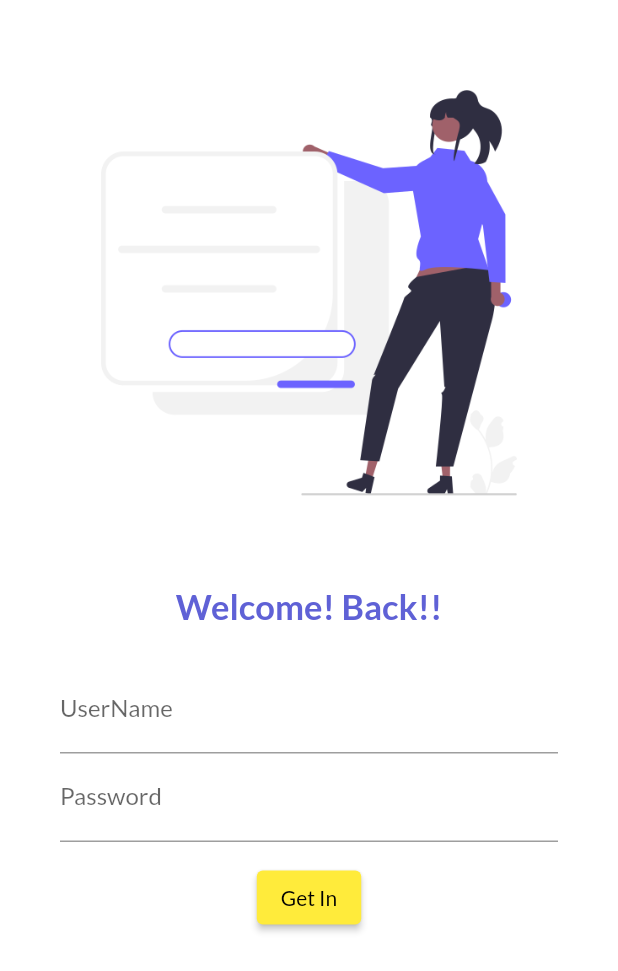
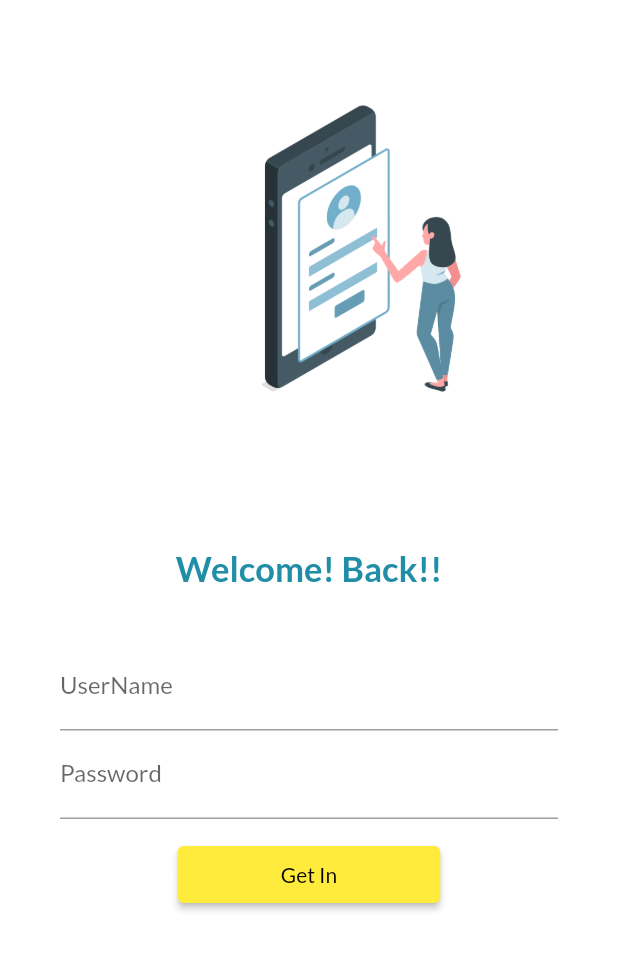
Before and after one commit to pratyushvaibhaw/e-course_app, a Flutter app: the screen it shows after launch, on a phone screen of 412 x 824 dp. Shown: the top 971 px of the screen. Run offline on Flutter 3.47's test engine with Material 2 defaults, Android fonts, the phone set to English and light mode, and no system bars; our stand-ins replace google_fonts.

Commit message:
5th commit @day5 , linked login page to homepage via navigator , used SingleChildScrollView to prevent bottom overflow

```diff
--- a/lib/main.dart
+++ b/lib/main.dart
@@ -1,6 +1,7 @@
 import 'package:flutter/material.dart';
 import 'package:flutter_basics/pages/homePage.dart';
 import 'package:flutter_basics/pages/loginPage.dart';
+import 'package:flutter_basics/utils/routes.dart';
 import 'package:google_fonts/google_fonts.dart';
 
 void main() {
@@ -18,16 +19,20 @@ class MyApp extends StatelessWidget {
   @override
   Widget build(BuildContext context) {
     return MaterialApp(
+      debugShowCheckedModeBanner: true,
       theme: ThemeData(
         primarySwatch: Colors.yellow,
         fontFamily: GoogleFonts.lato().fontFamily,
         // primaryTextTheme: GoogleFonts.latoTextTheme(),
       ),
       //initialRoute: "/home",
-      /*initial route will always HomePage*/
+      /*initial route will always HomePage , btw by default "/" indicates the home route*/
+      initialRoute: "/",
       routes: {
-        "/home": (context) => HomePage(),
-        "/": (context) => LoginPage(), /* "/" marks the first route*/
+        "/": (context) => LoginPage(),
+        MyRoutes.homeRoute: (context) => HomePage(),
+        MyRoutes.loginRoute: (context) =>
+            LoginPage(), /* "/" marks the first route*/
       },
     );
   }
--- a/lib/pages/loginPage.dart
+++ b/lib/pages/loginPage.dart
@@ -1,33 +1,36 @@
 import 'package:flutter/material.dart';
+import 'package:flutter_basics/utils/routes.dart';
 
 class LoginPage extends StatelessWidget {
   @override
   Widget build(BuildContext context) {
     return Material(
         color: Colors.white,
+        child: SingleChildScrollView(
+          /* ScrollView prevents from bottom overflow error*/
           child: Column(
             children: [
               SizedBox(
-            height: 15,
+                height: 10,
               ),
               Image.asset(
-            "assets/images/login_image.png",
+                "assets/images/mobile.png",
                 fit: BoxFit.contain,
-            height: null,
+                height: 350,
               ),
               SizedBox(
-            height: 15,
+                height: 5,
               ),
               Text(
                 "Welcome! Back!!",
                 style: TextStyle(
-              color: Color.fromARGB(255, 95, 97, 214),
+                  color: Color.fromARGB(255, 33, 142, 167),
                   fontWeight: FontWeight.bold,
                   fontSize: 23,
                 ),
               ),
               SizedBox(
-            height: 10,
+                height: 20,
               ),
               // Image.asset(
               //   "assets/images/user.png",
@@ -35,7 +38,8 @@ class LoginPage extends StatelessWidget {
               //   cacheWidth: 39,
               // )
               Padding(
-            padding: const EdgeInsets.symmetric(vertical: 15, horizontal: 40.0),
+                padding:
+                    const EdgeInsets.symmetric(vertical: 15, horizontal: 40.0),
                 child: Column(
                   children: [
                     TextFormField(
@@ -47,6 +51,7 @@ class LoginPage extends StatelessWidget {
                     TextFormField(
                       obscureText: true,
                       decoration: InputDecoration(
+                        hoverColor: Color.fromARGB(255, 173, 227, 241),
                         hintText: "Enter Password",
                         labelText: "Password",
                       ),
@@ -55,8 +60,11 @@ class LoginPage extends StatelessWidget {
                       height: 13,
                     ),
                     ElevatedButton(
-                    style: TextButton.styleFrom(),
+                        style: TextButton.styleFrom(
+                          minimumSize: Size(175, 38),
+                        ),
                         onPressed: () {
+                          Navigator.pushNamed(context, MyRoutes.homeRoute);
                           print("App Under Building Phase");
                         },
                         child: Text("Get In")),
@@ -65,6 +73,6 @@ class LoginPage extends StatelessWidget {
               )
             ],
           ),
-    );
+        ));
   }
 }
--- /dev/null
+++ b/lib/utils/routes.dart
@@ -0,0 +1,5 @@
+class MyRoutes{
+  static String loginRoute="/login";
+  static String homeRoute="/home";
+
+}
```
Also changed, not shown: lib/pages/homePage.dart (+23 -3 lines), assets/images/Hello.png (added), assets/images/mobile.png (added). Lines whose indentation alone changed are shown as unchanged.
